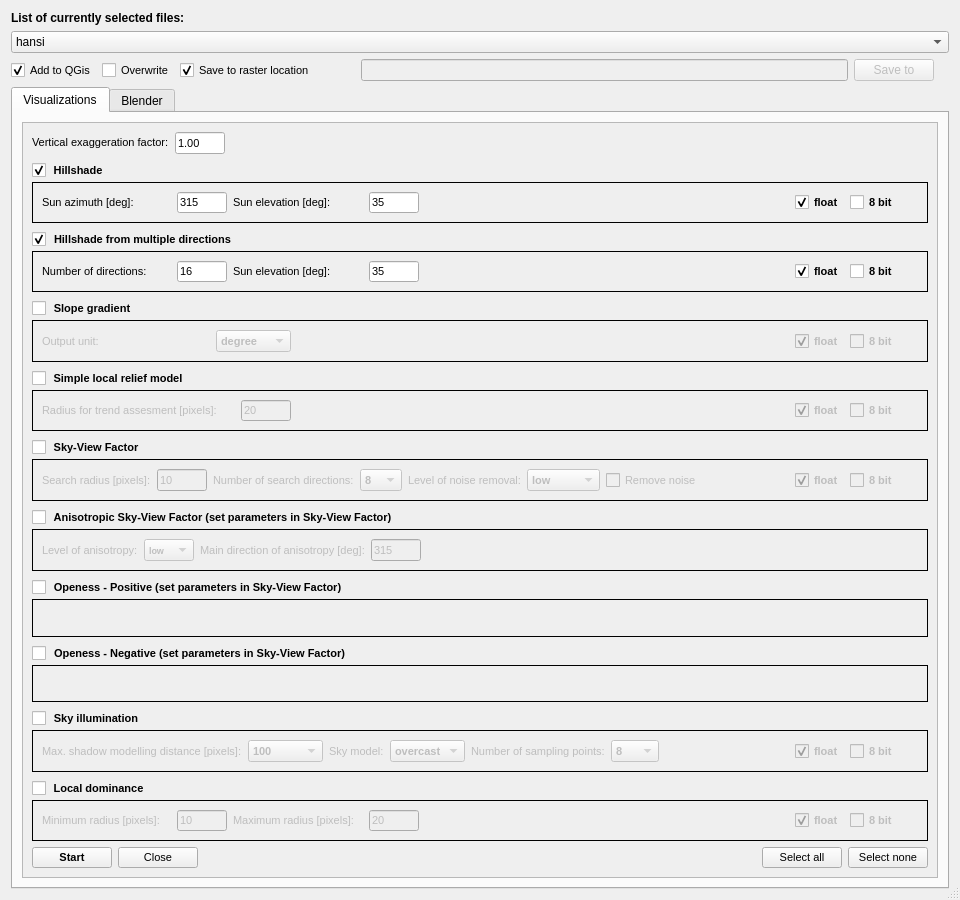
Above: qrvt_dialog_base.ui from EarthObservation/rvt-qgis before the change. Below: the same form after it.
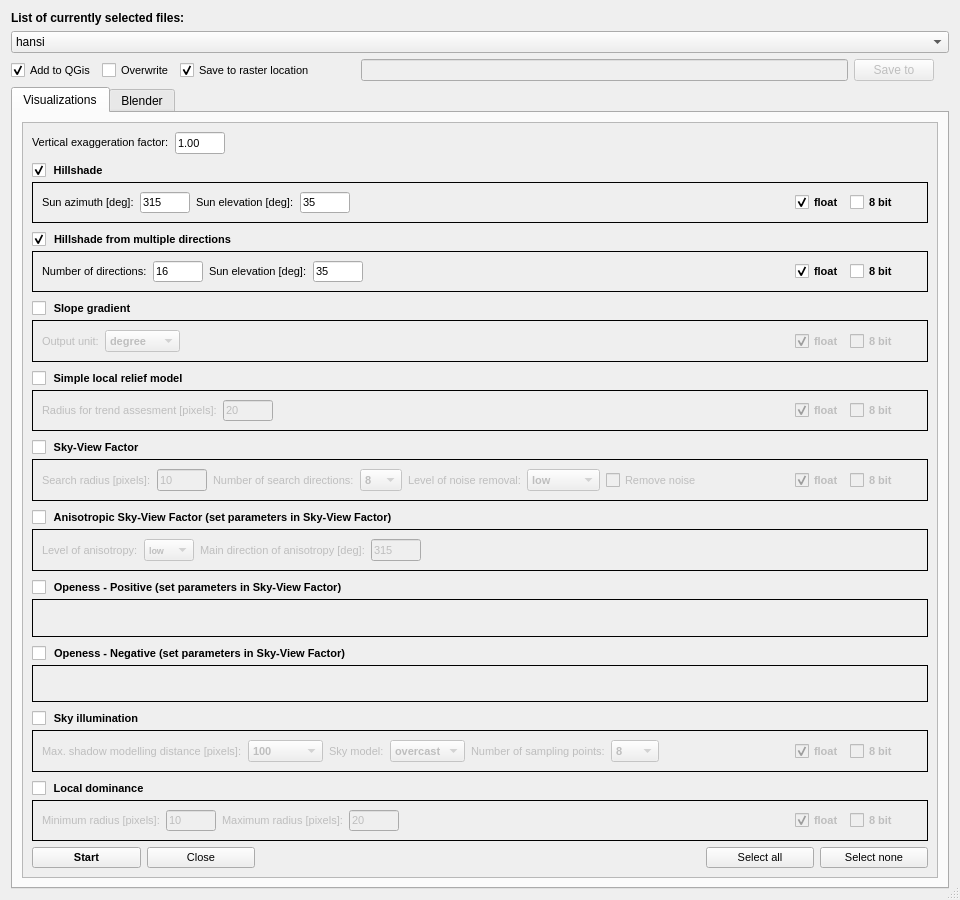
That is the form after the change. Custom widgets are drawn as their Qt base class.

Patch:
```diff
--- a/qrvt_dialog_base.ui
+++ b/qrvt_dialog_base.ui
@@ -283,7 +283,7 @@
               <x>0</x>
               <y>0</y>
               <width>914</width>
-              <height>759</height>
+              <height>751</height>
              </rect>
             </property>
             <layout class="QVBoxLayout" name="verticalLayout_12">
@@ -407,7 +407,7 @@
                  <property name="checked">
                   <bool>true</bool>
                  </property>
-                 <layout class="QHBoxLayout" name="horizontalLayout_8" stretch="1,1,2,0,0">
+                 <layout class="QHBoxLayout" name="horizontalLayout_8" stretch="0,0,2,0,0">
                   <item>
                    <layout class="QHBoxLayout" name="horizontalLayout_49">
                     <item>
@@ -664,7 +664,7 @@
                  <property name="checked">
                   <bool>true</bool>
                  </property>
-                 <layout class="QHBoxLayout" name="horizontalLayout_12" stretch="1,1,2,0,0">
+                 <layout class="QHBoxLayout" name="horizontalLayout_12" stretch="0,0,2,0,0">
                   <item>
                    <layout class="QHBoxLayout" name="horizontalLayout_51">
                     <item>
@@ -921,7 +921,7 @@
                  <property name="checked">
                   <bool>false</bool>
                  </property>
-                 <layout class="QHBoxLayout" name="horizontalLayout_19" stretch="1,2,0,0">
+                 <layout class="QHBoxLayout" name="horizontalLayout_19" stretch="0,2,0,0">
                   <item>
                    <layout class="QHBoxLayout" name="horizontalLayout_47">
                     <item>
@@ -1099,7 +1099,7 @@
                  <property name="checked">
                   <bool>false</bool>
                  </property>
-                 <layout class="QHBoxLayout" name="horizontalLayout_17" stretch="1,2,0,0">
+                 <layout class="QHBoxLayout" name="horizontalLayout_17" stretch="0,2,0,0">
                   <item>
                    <layout class="QHBoxLayout" name="horizontalLayout_46">
                     <item>
@@ -2203,7 +2203,7 @@
                  <property name="checked">
                   <bool>false</bool>
                  </property>
-                 <layout class="QHBoxLayout" name="horizontalLayout_15" stretch="1,1,2,0,0">
+                 <layout class="QHBoxLayout" name="horizontalLayout_15" stretch="0,0,2,0,0">
                   <item>
                    <layout class="QHBoxLayout" name="horizontalLayout_40">
                     <item>
@@ -2428,7 +2428,7 @@
                 </widget>
                </item>
                <item>
-                <layout class="QHBoxLayout" name="horizontalLayout_5">
+                <layout class="QHBoxLayout" name="horizontalLayout_5" stretch="1,2,1">
                  <item>
                   <layout class="QHBoxLayout" name="horizontalLayout_54">
                    <item>
```
